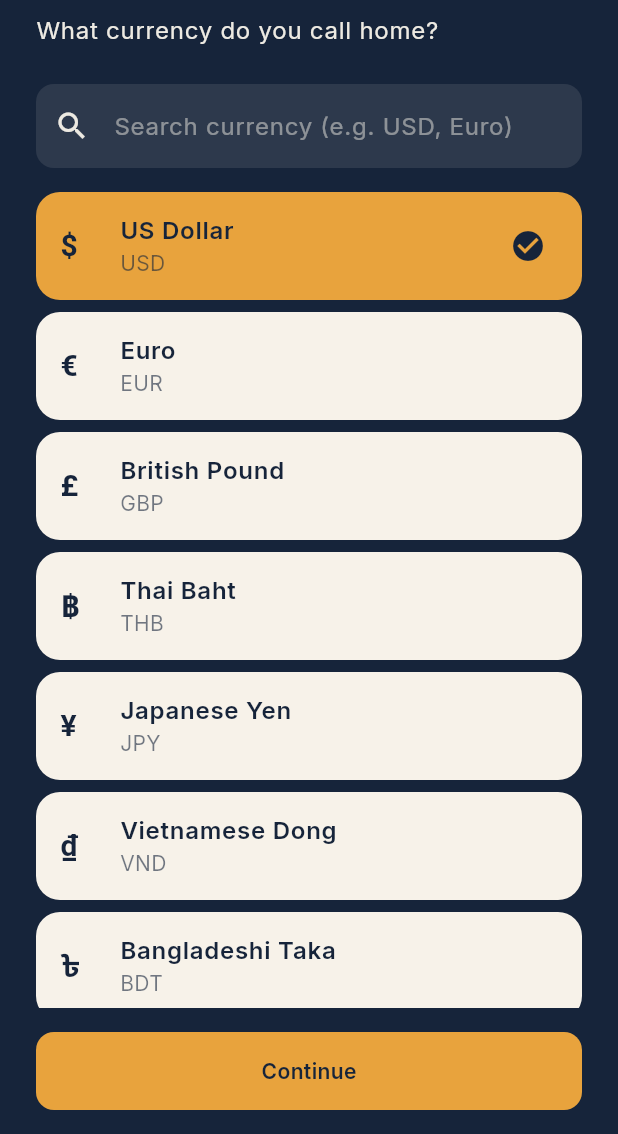
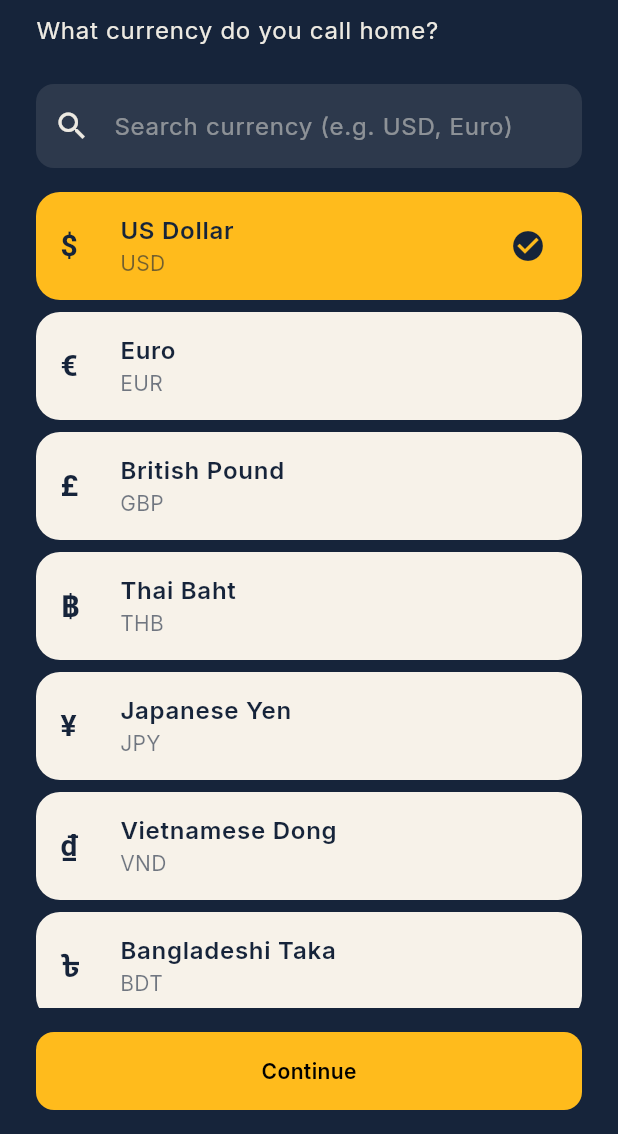
Before and after one commit to Nazim6269/coinly, a Flutter app: the screen it shows after launch, after a tap on an icon or button, on a phone screen of 412 x 824 dp, the part 102-1236 px from its top. Run offline on Flutter 3.47's test engine with Material 3 defaults, Android fonts, the phone set to English and light mode, and no system bars; our stand-ins replace flutter_riverpod, google_fonts.

Commit message:
refactor: refactor the app colors and button colors

```diff
--- a/lib/core/theme/app_colors.dart
+++ b/lib/core/theme/app_colors.dart
@@ -5,7 +5,7 @@ class AppColors {
 
   static const Color inkNavy = Color(0xFF16243A);
   static const Color warmPaper = Color(0xFFF7F2E9);
-  static const Color marigold = Color(0xFFE8A33D);
+  static const Color marigold = Color(0xFFFFBB1C);
   static const Color passportTeal = Color(0xFF3F8577);
   static const Color brick = Color(0xFFC0503E);
   static const Color offWhite = Color(0xFFEDEAE2);
--- a/lib/features/onboarding/presentation/widgets/continue_onboarding_button.dart
+++ b/lib/features/onboarding/presentation/widgets/continue_onboarding_button.dart
@@ -1,6 +1,5 @@
 import 'package:flutter/material.dart';
 import 'package:flutter_riverpod/flutter_riverpod.dart';
-import '../../../../core/theme/app_colors.dart';
 import '../../../../shared/widgets/generic-button/button.dart';
 import '../providers/onboarding_providers.dart';
 
@@ -22,10 +21,7 @@ class OnboardingContinueButton extends ConsumerWidget {
               },
         widthMode: ButtonWidthMode.fullWidth,
         size: ButtonSize.large,
-        backgroundColor: AppColors.primaryAccent,
-        foregroundColor: AppColors.inkNavy,
         textStyle: const TextStyle(fontWeight: FontWeight.w600),
-        variant: ButtonVariant.danger,
       ),
     );
   }
--- a/lib/shared/widgets/generic-button/button_theme.dart
+++ b/lib/shared/widgets/generic-button/button_theme.dart
@@ -129,7 +129,7 @@ class AppButtonTheme extends ThemeExtension<AppButtonTheme> {
     return AppButtonTheme(
       variants: {
         ButtonVariant.primary: const ButtonVariantColors(
-          background: ButtonColors.primaryDark,
+          background: ButtonColors.primary,
           foreground: Colors.black,
           border: Colors.transparent,
         ),
```
